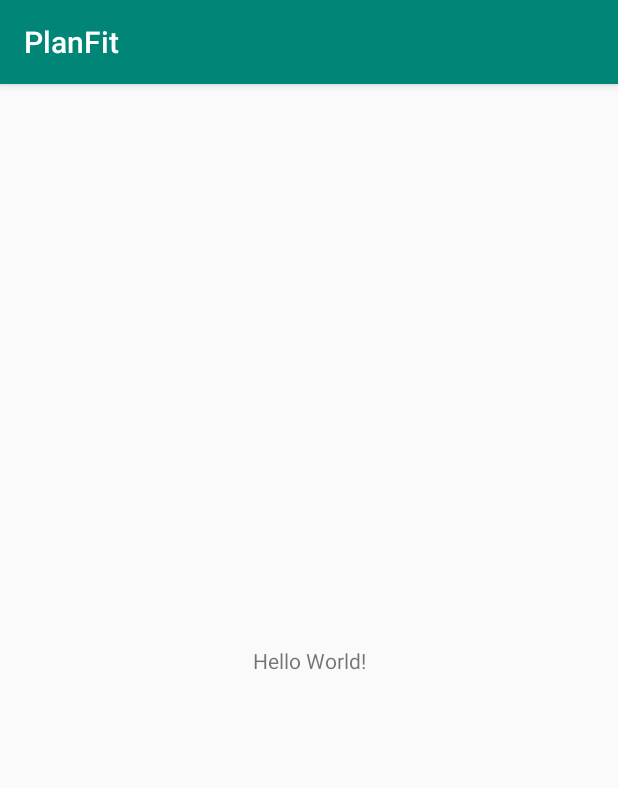
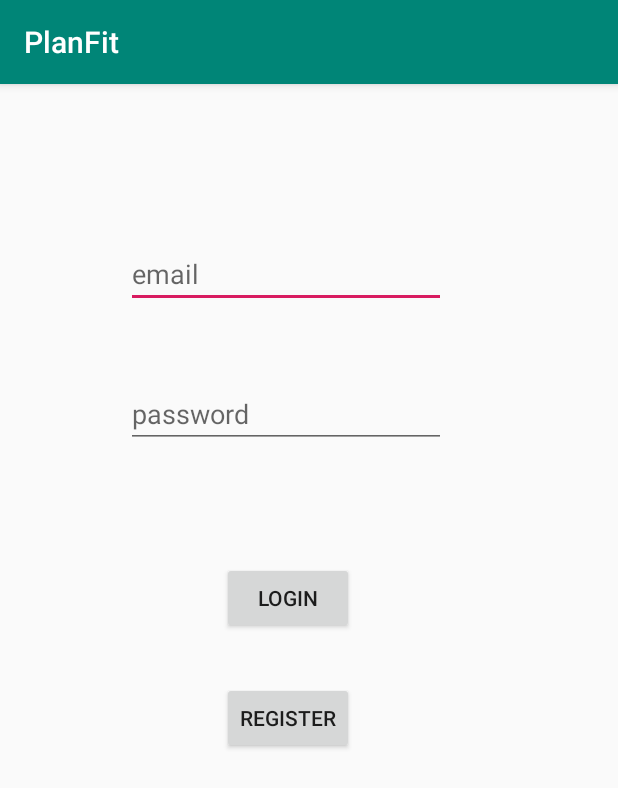
Before and after one commit to Davidgimenez1997/PlanFit, an Android app: the screen it shows after launch (MainActivity before the commit, FirstActivity after it), on a phone screen of 412 x 824 dp. Shown: the top 788 px of the screen. Run offline under Robolectric (Android 15) with nearby library versions, the phone set to English and light mode, and no system bars; our stand-ins replace Firebase (no records; nobody signed in at launch, a user with empty details on screens opened directly).

Commit message:
Register Ok

```diff
--- a/app/src/main/AndroidManifest.xml
+++ b/app/src/main/AndroidManifest.xml
@@ -9,7 +9,7 @@
             android:roundIcon="@mipmap/ic_launcher_round"
             android:supportsRtl="true"
             android:theme="@style/AppTheme">
-        <activity android:name=".MainActivity">
+        <activity android:name=".Activitys.FirstActivity">
             <intent-filter>
                 <action android:name="android.intent.action.MAIN"/>
 
--- /dev/null
+++ b/app/src/main/java/com/utad/david/planfit/Activitys/FirstActivity.java
@@ -0,0 +1,89 @@
+package com.utad.david.planfit.Activitys;
+
+import android.os.AsyncTask;
+import android.support.v4.app.FragmentTransaction;
+import android.support.v7.app.AppCompatActivity;
+import android.os.Bundle;
+import android.widget.Toast;
+import com.utad.david.planfit.Data.Firebase.FirebaseAdmin;
+import com.utad.david.planfit.Fragments.LoginFragment;
+import com.utad.david.planfit.Fragments.RegisterFragment;
+import com.utad.david.planfit.R;
+import com.utad.david.planfit.Data.SessionUser;
+
+public class FirstActivity extends AppCompatActivity implements LoginFragment.OnFragmentInteractionListener,RegisterFragment.OnFragmentInteractionListener,FirebaseAdmin.FirebaseAdminLisener {
+
+    private LoginFragment loginFragment;
+    private RegisterFragment registerFragment;
+
+    @Override
+    protected void onCreate(Bundle savedInstanceState) {
+        super.onCreate(savedInstanceState);
+        setContentView(R.layout.activity_first);
+
+        if (findViewById(R.id.frameLayout_FirstActivity) != null) {
+            if (savedInstanceState != null) {
+                return;
+            }
+            loginFragment = new LoginFragment();
+            getSupportFragmentManager().beginTransaction()
+                    .add(R.id.frameLayout_FirstActivity, loginFragment).commit();
+        }
+
+       SessionUser.getInstance().firebaseAdmin.setAdminLisener(this);
+    }
+
+    @Override
+    public void clickButtonLogin(String email, String password) {
+
+    }
+
+    @Override
+    public void clickButtonRegister() {
+        registerFragment = new RegisterFragment();
+        FragmentTransaction transaction = getSupportFragmentManager().beginTransaction();
+        transaction.replace(R.id.frameLayout_FirstActivity, registerFragment);
+        transaction.addToBackStack(null);
+        transaction.commit();
+    }
+
+    @Override
+    public void clickButtonOk(String emailRegister, String passwordRegister) {
+        new RegisterAsyncTask(emailRegister,passwordRegister).execute();
+    }
+
+    @Override
+    public void clickButtonBack() {
+        loginFragment = new LoginFragment();
+        FragmentTransaction transaction = getSupportFragmentManager().beginTransaction();
+        transaction.replace(R.id.frameLayout_FirstActivity,loginFragment);
+        transaction.addToBackStack(null);
+        transaction.commit();
+    }
+
+    @Override
+    public void registerWithEmailAndPassword(boolean end) {
+        if(end == true){
+            Toast.makeText(this,"Register Completed",Toast.LENGTH_LONG).show();
+        }else{
+            Toast.makeText(this,"Register Fail",Toast.LENGTH_LONG).show();
+        }
+    }
+
+    private class RegisterAsyncTask extends AsyncTask<Void,Void,Void>{
+
+        private String emailRegister;
+        private String passwordRegister;
+
+        public RegisterAsyncTask(String emailRegister, String passwordRegister) {
+            this.emailRegister = emailRegister;
+            this.passwordRegister = passwordRegister;
+        }
+
+        @Override
+        protected Void doInBackground(Void... voids) {
+            SessionUser.getInstance().firebaseAdmin.registerWitchEmailAndPassword(emailRegister,passwordRegister);
+            return null;
+        }
+    }
+}
--- /dev/null
+++ b/app/src/main/java/com/utad/david/planfit/Data/Firebase/FirebaseAdmin.java
@@ -0,0 +1,50 @@
+package com.utad.david.planfit.Data.Firebase;
+
+import android.support.annotation.NonNull;
+import android.util.Log;
+import com.google.android.gms.tasks.OnCompleteListener;
+import com.google.android.gms.tasks.Task;
+import com.google.firebase.auth.AuthResult;
+import com.google.firebase.auth.FirebaseAuth;
+import com.google.firebase.auth.FirebaseUser;
+
+public class FirebaseAdmin {
+
+    public interface FirebaseAdminLisener{
+        void registerWithEmailAndPassword(boolean end);
+    }
+
+    private FirebaseAuth mAuth;
+    private FirebaseUser currentUser;
+    private FirebaseAdmin.FirebaseAdminLisener adminLisener;
+
+    public void setAdminLisener(FirebaseAdminLisener adminLisener) {
+        this.adminLisener = adminLisener;
+    }
+
+    public FirebaseAdmin() {
+        mAuth = FirebaseAuth.getInstance();
+    }
+
+    public void registerWitchEmailAndPassword(String email,String password){
+        if(adminLisener!=null){
+            mAuth.createUserWithEmailAndPassword(email, password)
+                    .addOnCompleteListener(new OnCompleteListener<AuthResult>() {
+                        @Override
+                        public void onComplete(@NonNull Task<AuthResult> task) {
+                            if (task.isSuccessful()) {
+                                // Sign in success, update UI with the signed-in user's information
+                                Log.d("FirebaseAdmin", "createUserWithEmail:success");
+                                currentUser = mAuth.getCurrentUser();
+                                adminLisener.registerWithEmailAndPassword(true);
+                            } else {
+                                // If sign in fails, display a message to the user.
+                                Log.w("FirebaseAdmin", "createUserWithEmail:failure", task.getException());
+                                adminLisener.registerWithEmailAndPassword(false);
+                            }
+                        }
+                    });
+        }
+
+    }
+}
--- /dev/null
+++ b/app/src/main/java/com/utad/david/planfit/Data/SessionUser.java
@@ -0,0 +1,25 @@
+package com.utad.david.planfit.Data;
+
+import com.utad.david.planfit.Data.Firebase.FirebaseAdmin;
+
+public class SessionUser {
+
+    private static SessionUser instance = new SessionUser();
+
+    public FirebaseAdmin firebaseAdmin;
+
+    private SessionUser() {
+        firebaseAdmin = new FirebaseAdmin();
+    }
+
+    public static SessionUser getInstance() {
+        if (instance == null){
+            synchronized (SessionUser.class){
+                if (instance == null) {
+                    instance = new SessionUser();
+                }
+            }
+        }
+        return instance;
+    }
+}
--- /dev/null
+++ b/app/src/main/java/com/utad/david/planfit/Fragments/LoginFragment.java
@@ -0,0 +1,97 @@
+package com.utad.david.planfit.Fragments;
+
+import android.content.Context;
+import android.net.Uri;
+import android.os.Bundle;
+import android.support.v4.app.Fragment;
+import android.view.LayoutInflater;
+import android.view.View;
+import android.view.ViewGroup;
+import android.widget.Button;
+import android.widget.EditText;
+import com.utad.david.planfit.R;
+
+
+public class LoginFragment extends Fragment {
+
+    private OnFragmentInteractionListener mListener;
+
+    public LoginFragment() {
+        // Required empty public constructor
+    }
+
+    @Override
+    public void onCreate(Bundle savedInstanceState) {
+        super.onCreate(savedInstanceState);
+
+    }
+
+
+    private EditText emailLogin;
+    private EditText passwordLogin;
+    private Button buttonLogin;
+    private Button buttonRegister;
+
+    @Override
+    public View onCreateView(LayoutInflater inflater, ViewGroup container,
+                             Bundle savedInstanceState) {
+       View view = inflater.inflate(R.layout.fragment_login, container, false);
+
+       findViewById(view);
+       onClickButtonLogin();
+       onClickButtonRegister();
+
+       return view;
+    }
+
+    private void findViewById(View view){
+        emailLogin = view.findViewById(R.id.emailLogin);
+        passwordLogin = view.findViewById(R.id.passwordLogin);
+        buttonLogin = view.findViewById(R.id.buttonLogin);
+        buttonRegister = view.findViewById(R.id.buttonRegister);
+    }
+
+    private void onClickButtonLogin(){
+        buttonLogin.setOnClickListener(new View.OnClickListener() {
+            @Override
+            public void onClick(View v) {
+                if (mListener!=null){
+                    mListener.clickButtonLogin(emailLogin.getText().toString(),passwordLogin.getText().toString());
+                }
+            }
+        });
+    }
+
+    private void onClickButtonRegister(){
+        buttonRegister.setOnClickListener(new View.OnClickListener() {
+            @Override
+            public void onClick(View v) {
+                if(mListener!=null){
+                    mListener.clickButtonRegister();
+                }
+            }
+        });
+    }
+
+    @Override
+    public void onAttach(Context context) {
+        super.onAttach(context);
+        if (context instanceof OnFragmentInteractionListener) {
+            mListener = (OnFragmentInteractionListener) context;
+        } else {
+            throw new RuntimeException(context.toString()
+                    + " must implement OnFragmentInteractionListener");
+        }
+    }
+
+    @Override
+    public void onDetach() {
+        super.onDetach();
+        mListener = null;
+    }
+
+    public interface OnFragmentInteractionListener {
+        void clickButtonLogin(String email,String password);
+        void clickButtonRegister();
+    }
+}
--- a/app/src/main/java/com/utad/david/planfit/MainActivity.kt
+++ /dev/null
@@ -1,12 +0,0 @@
-package com.utad.david.planfit
-
-import android.support.v7.app.AppCompatActivity
-import android.os.Bundle
-
-class MainActivity : AppCompatActivity() {
-
-    override fun onCreate(savedInstanceState: Bundle?) {
-        super.onCreate(savedInstanceState)
-        setContentView(R.layout.activity_main)
-    }
-}
--- /dev/null
+++ b/app/src/main/res/layout/activity_first.xml
@@ -0,0 +1,9 @@
+<?xml version="1.0" encoding="utf-8"?>
+<FrameLayout xmlns:android="http://schemas.android.com/apk/res/android"
+             xmlns:app="http://schemas.android.com/apk/res-auto"
+             xmlns:tools="http://schemas.android.com/tools"
+             android:layout_width="match_parent"
+             android:layout_height="match_parent"
+             android:id="@+id/frameLayout_FirstActivity"
+             tools:context=".Activitys.FirstActivity">
+</FrameLayout>
--- a/app/src/main/res/layout/activity_main.xml
+++ /dev/null
@@ -1,19 +0,0 @@
-<?xml version="1.0" encoding="utf-8"?>
-<android.support.constraint.ConstraintLayout
-        xmlns:android="http://schemas.android.com/apk/res/android"
-        xmlns:tools="http://schemas.android.com/tools"
-        xmlns:app="http://schemas.android.com/apk/res-auto"
-        android:layout_width="match_parent"
-        android:layout_height="match_parent"
-        tools:context=".MainActivity">
-
-    <TextView
-            android:layout_width="wrap_content"
-            android:layout_height="wrap_content"
-            android:text="Hello World!"
-            app:layout_constraintBottom_toBottomOf="parent"
-            app:layout_constraintLeft_toLeftOf="parent"
-            app:layout_constraintRight_toRightOf="parent"
-            app:layout_constraintTop_toTopOf="parent"/>
-
-</android.support.constraint.ConstraintLayout>
--- /dev/null
+++ b/app/src/main/res/layout/fragment_login.xml
@@ -0,0 +1,45 @@
+<?xml version="1.0" encoding="utf-8"?>
+<FrameLayout xmlns:android="http://schemas.android.com/apk/res/android"
+             xmlns:app="http://schemas.android.com/apk/res-auto" xmlns:tools="http://schemas.android.com/tools"
+             android:layout_width="match_parent"
+             android:layout_height="match_parent"
+             tools:context=".Fragments.LoginFragment">
+
+    <android.support.constraint.ConstraintLayout
+            android:layout_width="match_parent"
+            android:layout_height="match_parent">
+
+        <EditText
+                android:layout_width="wrap_content"
+                android:layout_height="wrap_content"
+                android:inputType="textEmailAddress"
+                android:ems="10"
+                android:hint="email"
+                android:id="@+id/emailLogin" android:layout_marginTop="104dp"
+                app:layout_constraintTop_toTopOf="parent" android:layout_marginStart="84dp"
+                app:layout_constraintStart_toStartOf="parent"/>
+        <EditText
+                android:layout_width="wrap_content"
+                android:layout_height="wrap_content"
+                android:inputType="textPassword"
+                android:ems="10"
+                android:hint="password"
+                android:id="@+id/passwordLogin" android:layout_marginTop="48dp"
+                app:layout_constraintTop_toBottomOf="@+id/emailLogin" android:layout_marginStart="84dp"
+                app:layout_constraintStart_toStartOf="parent"/>
+        <Button
+                android:text="Login"
+                android:layout_width="wrap_content"
+                android:layout_height="wrap_content"
+                android:id="@+id/buttonLogin" app:layout_constraintStart_toStartOf="parent"
+                android:layout_marginStart="148dp" android:layout_marginTop="76dp"
+                app:layout_constraintTop_toBottomOf="@+id/passwordLogin"/>
+        <Button
+                android:text="Register"
+                android:layout_width="wrap_content"
+                android:layout_height="wrap_content"
+                android:id="@+id/buttonRegister" android:layout_marginTop="32dp"
+                app:layout_constraintTop_toBottomOf="@+id/buttonLogin" app:layout_constraintStart_toStartOf="parent"
+                android:layout_marginStart="148dp"/>
+    </android.support.constraint.ConstraintLayout>
+</FrameLayout>
--- a/app/src/main/res/values/strings.xml
+++ b/app/src/main/res/values/strings.xml
@@ -1,3 +1,6 @@
 <resources>
     <string name="app_name">PlanFit</string>
+
+    <!-- TODO: Remove or change this placeholder text -->
+    <string name="hello_blank_fragment">Hello blank fragment</string>
 </resources>
```
Also changed, not shown: app/build.gradle (+5 -2 lines), app/src/main/java/com/utad/david/planfit/Fragments/RegisterDetailsFragmet.java (added, +109 -0 lines), app/src/main/java/com/utad/david/planfit/Fragments/RegisterFragment.java (added, +98 -0 lines), app/src/main/res/layout/fragment_register.xml (added, +45 -0 lines), app/src/main/res/layout/fragment_register_details.xml (added, +14 -0 lines), 1 other file.
